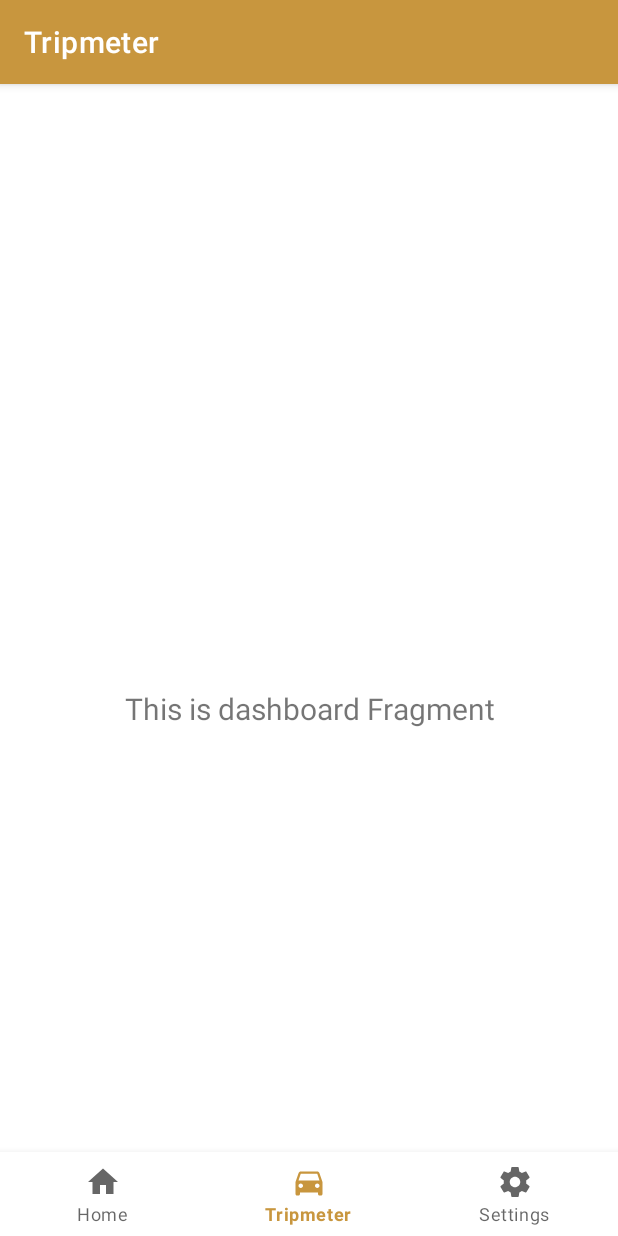
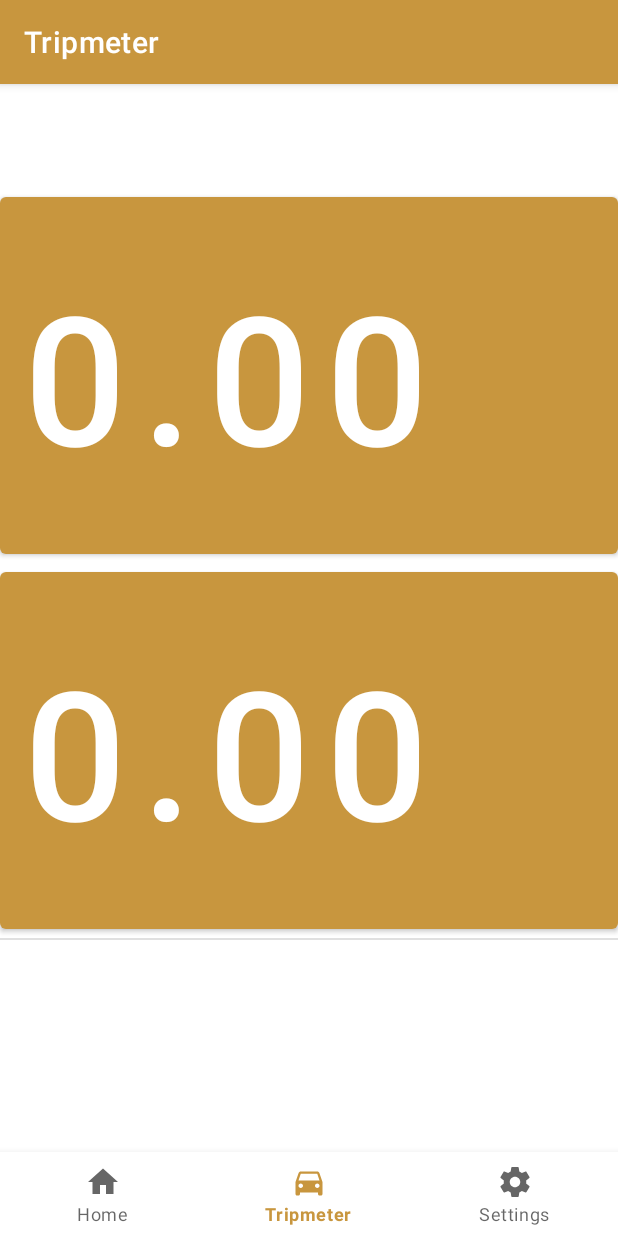
Before and after one commit to MiguelNdeCarvalho/Virtual-Tripmeter, an Android app: the TripFragment screen opened through its navigation route, on a phone screen of 412 x 824 dp. Run offline under Robolectric (Android 15) with nearby library versions, the phone set to English and light mode, and no system bars; our stand-ins replace navigation-ui.

Commit message:
Add Total and Partial boxes

```diff
--- a/app/src/main/java/pt/miguelndecarvalho/virtualtripmeter/ui/trip/TripFragment.kt
+++ b/app/src/main/java/pt/miguelndecarvalho/virtualtripmeter/ui/trip/TripFragment.kt
@@ -21,11 +21,6 @@ class TripFragment : Fragment() {
     ): View? {
         tripViewModel =
                 ViewModelProvider(this).get(TripViewModel::class.java)
-        val root = inflater.inflate(R.layout.fragment_trip, container, false)
-        val textView: TextView = root.findViewById(R.id.text_dashboard)
-        tripViewModel.text.observe(viewLifecycleOwner, Observer {
-            textView.text = it
-        })
-        return root
+        return inflater.inflate(R.layout.fragment_trip, container, false)
     }
 }
--- a/app/src/main/res/layout/fragment_trip.xml
+++ b/app/src/main/res/layout/fragment_trip.xml
@@ -6,17 +6,43 @@
     android:layout_height="match_parent"
     tools:context=".ui.trip.TripFragment">
 
-    <TextView
-        android:id="@+id/text_dashboard"
-        android:layout_width="match_parent"
-        android:layout_height="wrap_content"
-        android:layout_marginStart="8dp"
-        android:layout_marginTop="8dp"
-        android:layout_marginEnd="8dp"
-        android:textAlignment="center"
-        android:textSize="20sp"
+    <Button
+        android:id="@+id/totalButton"
+        android:layout_width="fill_parent"
+        android:layout_height="250dp"
+        android:text="0.00"
+        android:textSize="120sp"
+        android:textAlignment="textStart"
         app:layout_constraintBottom_toBottomOf="parent"
         app:layout_constraintEnd_toEndOf="parent"
+        app:layout_constraintHorizontal_bias="0.0"
         app:layout_constraintStart_toStartOf="parent"
-        app:layout_constraintTop_toTopOf="parent" />
+        app:layout_constraintTop_toTopOf="parent"
+        app:layout_constraintVertical_bias="0.029" />
+
+    <Button
+        android:id="@+id/partial"
+        android:layout_width="fill_parent"
+        android:layout_height="250dp"
+        android:layout_marginBottom="188dp"
+        android:text="0.00"
+        android:textSize="120sp"
+        android:textAlignment="textStart"
+        app:layout_constraintBottom_toBottomOf="parent"
+        app:layout_constraintEnd_toEndOf="parent"
+        app:layout_constraintHorizontal_bias="0.0"
+        app:layout_constraintStart_toStartOf="parent"
+        app:layout_constraintTop_toBottomOf="@+id/totalButton"
+        app:layout_constraintVertical_bias="0.0" />
+
+    <View
+        android:id="@+id/divider"
+        android:layout_width="match_parent"
+        android:layout_height="1dp"
+        android:background="?android:attr/listDivider"
+        app:layout_constraintBottom_toBottomOf="parent"
+        app:layout_constraintTop_toBottomOf="@+id/partial"
+        app:layout_constraintVertical_bias="0.0"
+        tools:layout_editor_absoluteX="0dp" />
+
 </androidx.constraintlayout.widget.ConstraintLayout>
```
